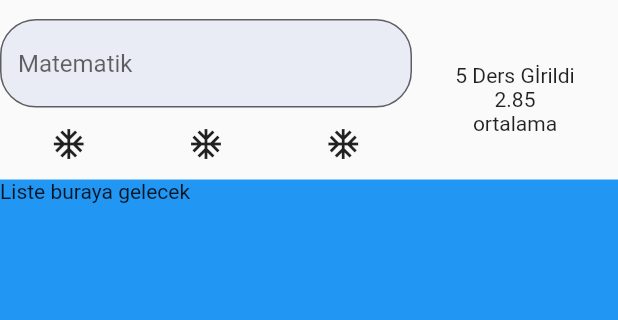
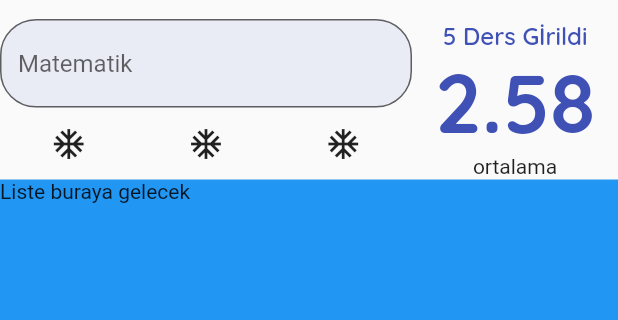
Before and after one commit to eyupGuc/Dinamik-Not-Hesaplama, a Flutter app: the screen it shows after launch, on a phone screen of 412 x 824 dp, the part 65-385 px from its top. Run offline on Flutter 3.47's test engine with Material 2 defaults, Android fonts, the light colour scheme and no system bars; our stand-ins replace google_fonts.

Commit message:
added avegrade style

```diff
--- a/lib/constans/app_constants.dart
+++ b/lib/constans/app_constants.dart
@@ -7,4 +7,10 @@ class Sabitler {
   static final TextStyle baslikStyle = GoogleFonts.quicksand(
       fontSize: 24, fontWeight: FontWeight.w900, color: anaRenk);
   static BorderRadius borderRadius = BorderRadius.circular(24);
+
+  static final TextStyle dersSayisStyle = GoogleFonts.quicksand(
+      fontSize: 16, fontWeight: FontWeight.w600, color: anaRenk);
+
+  static final TextStyle ortalamaStyle = GoogleFonts.quicksand(
+      fontSize: 55, fontWeight: FontWeight.w800, color: anaRenk);
 }
--- a/lib/ortalama_goster.dart
+++ b/lib/ortalama_goster.dart
@@ -1,6 +1,6 @@
 import 'package:flutter/material.dart';
-import 'package:flutter/src/foundation/key.dart';
-import 'package:flutter/src/widgets/framework.dart';
+
+import 'package:not_hesaplama/constans/app_constants.dart';
 
 class OrtalamGoster extends StatelessWidget {
   final double ortalama;
@@ -13,8 +13,14 @@ class OrtalamGoster extends StatelessWidget {
   Widget build(BuildContext context) {
     return Column(
       children: [
-        Text(dersSayisi > 0 ? '$dersSayisi Ders Gİrildi' : 'Ders Seçiniz'),
-        Text('2.85'),
+        Text(
+          dersSayisi > 0 ? '$dersSayisi Ders Gİrildi' : 'Ders Seçiniz',
+          style: Sabitler.dersSayisStyle,
+        ),
+        Text(
+          ortalama >= 0 ? '$ortalama' : '0.0',
+          style: Sabitler.ortalamaStyle,
+        ),
         Text('ortalama')
       ],
     );
```
